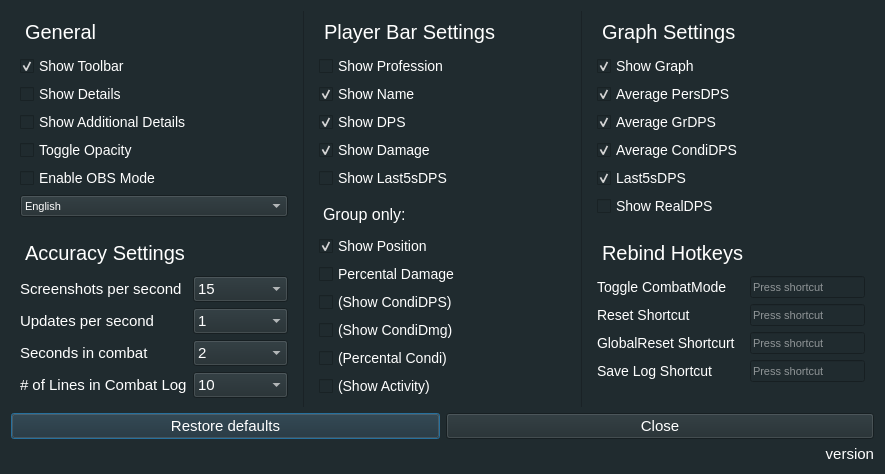
Old version of the form configurator.ui in the repository Tyrox92/Gw2SPECS.
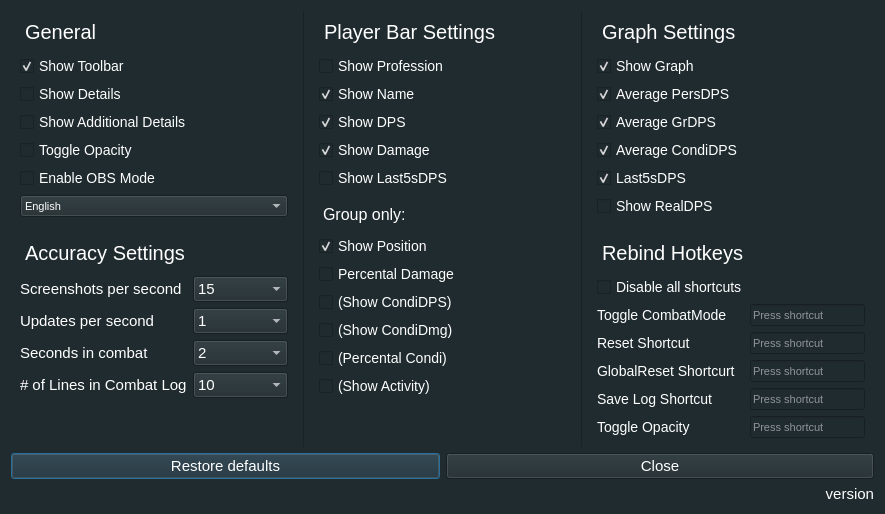
New version of the form.

Commit message:
expanded on the shortcut rebind
- toggle opacity shortcut
- added disable shortcuts option
- added saving and loading for shortcut settings and disable shortcut option
- changed where default shortcut is detected

Patch:
```diff
--- a/configurator.ui
+++ b/configurator.ui
@@ -7,7 +7,7 @@
     <x>0</x>
     <y>0</y>
     <width>885</width>
-    <height>458</height>
+    <height>466</height>
    </rect>
   </property>
   <property name="sizePolicy">
@@ -629,17 +629,7 @@
         </property>
        </widget>
       </item>
-      <item row="1" column="0">
-       <widget class="QLabel" name="labelShortcut1">
-        <property name="styleSheet">
-         <string notr="true">color:white;font-size:14px;</string>
-        </property>
-        <property name="text">
-         <string>Toggle CombatMode</string>
-        </property>
-       </widget>
-      </item>
-      <item row="2" column="0">
+      <item row="3" column="0">
        <widget class="QLabel" name="labelShortcut2">
         <property name="styleSheet">
          <string notr="true">color:white;font-size:14px;</string>
@@ -649,7 +639,14 @@
         </property>
        </widget>
       </item>
-      <item row="3" column="0" colspan="2">
+      <item row="5" column="2">
+       <widget class="QKeySequenceEdit" name="seqEditSave">
+        <property name="styleSheet">
+         <string notr="true">color: rgb(255, 255, 255);</string>
+        </property>
+       </widget>
+      </item>
+      <item row="4" column="0" colspan="2">
        <widget class="QLabel" name="labelShortcut3">
         <property name="styleSheet">
          <string notr="true">color:white;font-size:14px;</string>
@@ -659,24 +656,7 @@
         </property>
        </widget>
       </item>
-      <item row="3" column="2">
-       <widget class="QKeySequenceEdit" name="seqEditGlobalReset">
-        <property name="styleSheet">
-         <string notr="true">color: rgb(255, 255, 255);</string>
-        </property>
-       </widget>
-      </item>
-      <item row="4" column="0">
-       <widget class="QLabel" name="labelShortcut4">
-        <property name="styleSheet">
-         <string notr="true">color:white;font-size:14px;</string>
-        </property>
-        <property name="text">
-         <string>Save Log Shortcut</string>
-        </property>
-       </widget>
-      </item>
-      <item row="1" column="2">
+      <item row="2" column="2">
        <widget class="QKeySequenceEdit" name="seqEditCombatMode">
         <property name="palette">
          <palette>
@@ -775,7 +755,27 @@
         </property>
        </widget>
       </item>
-      <item row="2" column="2">
+      <item row="2" column="0">
+       <widget class="QLabel" name="labelShortcut1">
+        <property name="styleSheet">
+         <string notr="true">color:white;font-size:14px;</string>
+        </property>
+        <property name="text">
+         <string>Toggle CombatMode</string>
+        </property>
+       </widget>
+      </item>
+      <item row="5" column="0">
+       <widget class="QLabel" name="labelShortcut4">
+        <property name="styleSheet">
+         <string notr="true">color:white;font-size:14px;</string>
+        </property>
+        <property name="text">
+         <string>Save Log Shortcut</string>
+        </property>
+       </widget>
+      </item>
+      <item row="3" column="2">
        <widget class="QKeySequenceEdit" name="seqEditReset">
         <property name="styleSheet">
          <string notr="true">color: rgb(255, 255, 255);</string>
@@ -783,12 +783,42 @@
        </widget>
       </item>
       <item row="4" column="2">
-       <widget class="QKeySequenceEdit" name="seqEditSave">
+       <widget class="QKeySequenceEdit" name="seqEditGlobalReset">
         <property name="styleSheet">
          <string notr="true">color: rgb(255, 255, 255);</string>
         </property>
        </widget>
       </item>
+      <item row="6" column="0">
+       <widget class="QLabel" name="labelShortcut5">
+        <property name="styleSheet">
+         <string notr="true">color:white;font-size:14px;</string>
+        </property>
+        <property name="text">
+         <string>Toggle Opacity</string>
+        </property>
+       </widget>
+      </item>
+      <item row="6" column="2">
+       <widget class="QKeySequenceEdit" name="seqEditOpacity">
+        <property name="styleSheet">
+         <string notr="true">color: rgb(255, 255, 255);</string>
+        </property>
+       </widget>
+      </item>
+      <item row="1" column="0" colspan="3">
+       <widget class="QCheckBox" name="checkBoxShortcutDisable">
+        <property name="styleSheet">
+         <string notr="true">color:white;font-size:14px;</string>
+        </property>
+        <property name="text">
+         <string>Disable all shortcuts</string>
+        </property>
+        <property name="checked">
+         <bool>false</bool>
+        </property>
+       </widget>
+      </item>
      </layout>
     </widget>
    </item>
```
The commit also changes 7 other files.
